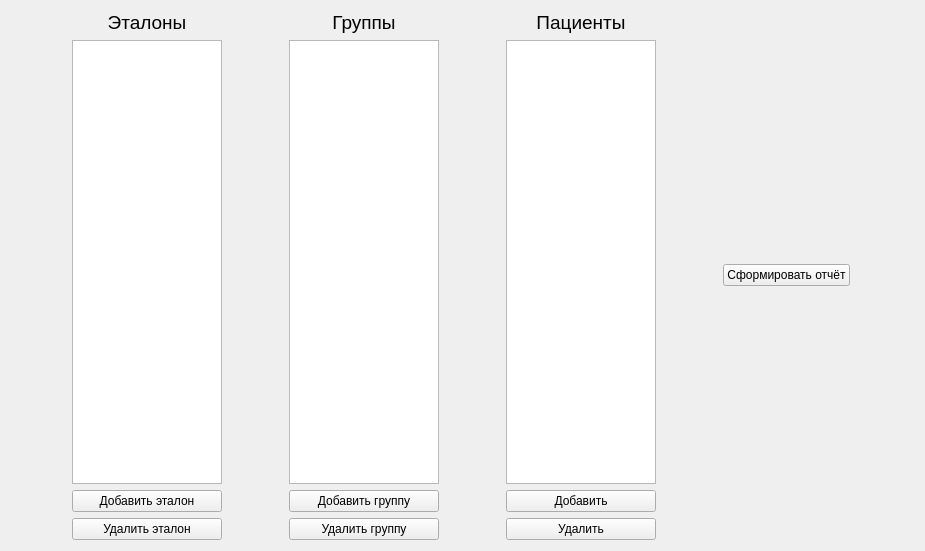
Old version of the form src/main/python/ui/form.ui in the repository podkidyshev/health-weather_correlation.
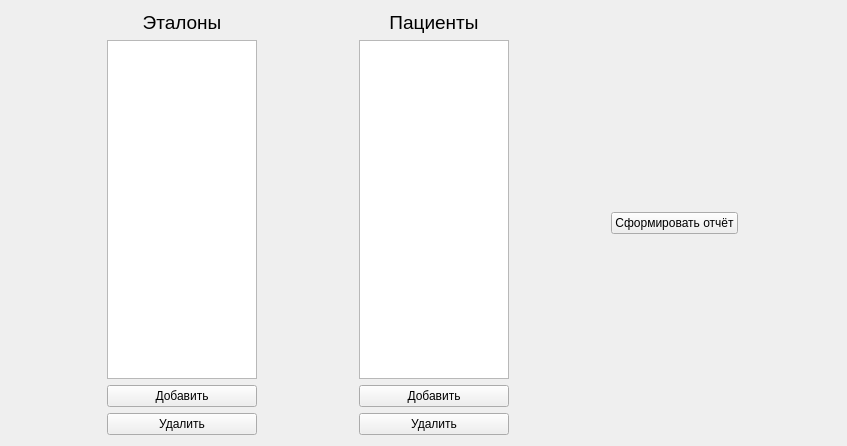
New version of the form.

Commit message: UI stabled. Fixed wrong categories order in science.CATS

What changed in the file:
```diff
--- a/src/main/python/ui/form.ui
+++ b/src/main/python/ui/form.ui
@@ -6,233 +6,246 @@
    <rect>
     <x>0</x>
     <y>0</y>
-    <width>925</width>
-    <height>551</height>
+    <width>847</width>
+    <height>446</height>
    </rect>
   </property>
   <property name="sizePolicy">
-   <sizepolicy hsizetype="Preferred" vsizetype="Expanding">
+   <sizepolicy hsizetype="Minimum" vsizetype="Expanding">
     <horstretch>0</horstretch>
     <verstretch>0</verstretch>
    </sizepolicy>
   </property>
+  <property name="maximumSize">
+   <size>
+    <width>16777215</width>
+    <height>16777215</height>
+   </size>
+  </property>
   <property name="windowTitle">
    <string>Form</string>
   </property>
-  <layout class="QGridLayout" name="gridLayout">
-   <item row="0" column="3">
-    <layout class="QVBoxLayout" name="patient_layout">
+  <layout class="QHBoxLayout" name="horizontalLayout" stretch="0,0,1">
+   <property name="sizeConstraint">
+    <enum>QLayout::SetMinimumSize</enum>
+   </property>
+   <item>
+    <layout class="QGridLayout" name="ref_layout" columnminimumwidth="0">
      <property name="sizeConstraint">
       <enum>QLayout::SetFixedSize</enum>
      </property>
-     <item>
-      <layout class="QGridLayout" name="patient_gridLayout">
-       <property name="sizeConstraint">
-        <enum>QLayout::SetFixedSize</enum>
+     <property name="horizontalSpacing">
+      <number>6</number>
+     </property>
+     <item row="1" column="0">
+      <widget class="QListWidget" name="ref_list">
+       <property name="sizePolicy">
+        <sizepolicy hsizetype="Minimum" vsizetype="Expanding">
+         <horstretch>0</horstretch>
+         <verstretch>0</verstretch>
+        </sizepolicy>
        </property>
-       <item row="0" column="0">
-        <widget class="QLabel" name="patient_label">
-         <property name="font">
-          <font>
-           <pointsize>14</pointsize>
-          </font>
-         </property>
-         <property name="text">
-          <string>Пациенты</string>
-         </property>
-         <property name="alignment">
-          <set>Qt::AlignCenter</set>
-         </property>
-        </widget>
-       </item>
-       <item row="2" column="0">
-        <widget class="QPushButton" name="add_patient_btn">
-         <property name="sizePolicy">
-          <sizepolicy hsizetype="Preferred" vsizetype="Fixed">
-           <horstretch>0</horstretch>
-           <verstretch>0</verstretch>
-          </sizepolicy>
-         </property>
-         <property name="text">
-          <string>Добавить</string>
-         </property>
-        </widget>
-       </item>
-       <item row="3" column="0">
-        <widget class="QPushButton" name="del_patient_btn">
-         <property name="text">
-          <string>Удалить</string>
-         </property>
-        </widget>
-       </item>
-       <item row="1" column="0">
-        <widget class="QListWidget" name="patient_list">
-         <property name="sizePolicy">
-          <sizepolicy hsizetype="Fixed" vsizetype="Expanding">
-           <horstretch>0</horstretch>
-           <verstretch>0</verstretch>
-          </sizepolicy>
-         </property>
-         <property name="maximumSize">
-          <size>
-           <width>150</width>
-           <height>16777215</height>
-          </size>
-         </property>
-         <property name="batchSize">
-          <number>150</number>
-         </property>
-        </widget>
-       </item>
-      </layout>
+       <property name="minimumSize">
+        <size>
+         <width>150</width>
+         <height>0</height>
+        </size>
+       </property>
+       <property name="maximumSize">
+        <size>
+         <width>150</width>
+         <height>16777215</height>
+        </size>
+       </property>
+       <property name="batchSize">
+        <number>150</number>
+       </property>
+      </widget>
      </item>
+     <item row="2" column="0">
+      <widget class="QPushButton" name="add_ref_btn">
+       <property name="sizePolicy">
+        <sizepolicy hsizetype="Minimum" vsizetype="Fixed">
+         <horstretch>0</horstretch>
+         <verstretch>0</verstretch>
+        </sizepolicy>
+       </property>
+       <property name="maximumSize">
+        <size>
+         <width>150</width>
+         <height>16777215</height>
+        </size>
+       </property>
+       <property name="text">
+        <string>Добавить</string>
+       </property>
+      </widget>
+     </item>
+     <item row="3" column="0">
+      <widget class="QPushButton" name="del_ref_btn">
+       <property name="sizePolicy">
+        <sizepolicy hsizetype="Minimum" vsizetype="Fixed">
+         <horstretch>0</horstretch>
+         <verstretch>0</verstretch>
+        </sizepolicy>
+       </property>
+       <property name="maximumSize">
+        <size>
+         <width>150</width>
+         <height>16777215</height>
+        </size>
+       </property>
+       <property name="text">
+        <string>Удалить</string>
+       </property>
+      </widget>
+     </item>
+     <item row="0" column="0">
+      <widget class="QLabel" name="ref_label">
+       <property name="sizePolicy">
+        <sizepolicy hsizetype="Minimum" vsizetype="Preferred">
+         <horstretch>0</horstretch>
+         <verstretch>0</verstretch>
+        </sizepolicy>
+       </property>
+       <property name="maximumSize">
+        <size>
+         <width>150</width>
+         <height>16777215</height>
+        </size>
+       </property>
+       <property name="font">
+        <font>
+         <pointsize>14</pointsize>
+        </font>
+       </property>
+       <property name="text">
+        <string>Эталоны</string>
+       </property>
+       <property name="alignment">
+        <set>Qt::AlignCenter</set>
+       </property>
+      </widget>
+     </item>
     </layout>
    </item>
-   <item row="0" column="4">
+   <item>
+    <layout class="QGridLayout" name="pat_layout">
+     <property name="sizeConstraint">
+      <enum>QLayout::SetFixedSize</enum>
+     </property>
+     <item row="4" column="0">
+      <widget class="QPushButton" name="del_pat_btn">
+       <property name="sizePolicy">
+        <sizepolicy hsizetype="Minimum" vsizetype="Fixed">
+         <horstretch>0</horstretch>
+         <verstretch>0</verstretch>
+        </sizepolicy>
+       </property>
+       <property name="maximumSize">
+        <size>
+         <width>150</width>
+         <height>16777215</height>
+        </size>
+       </property>
+       <property name="text">
+        <string>Удалить</string>
+       </property>
+      </widget>
+     </item>
+     <item row="3" column="0">
+      <widget class="QPushButton" name="add_pat_btn">
+       <property name="sizePolicy">
+        <sizepolicy hsizetype="Minimum" vsizetype="Fixed">
+         <horstretch>0</horstretch>
+         <verstretch>0</verstretch>
+        </sizepolicy>
+       </property>
+       <property name="maximumSize">
+        <size>
+         <width>150</width>
+         <height>16777215</height>
+        </size>
+       </property>
+       <property name="text">
+        <string>Добавить</string>
+       </property>
+      </widget>
+     </item>
+     <item row="2" column="0">
+      <widget class="QListWidget" name="pat_list">
+       <property name="sizePolicy">
+        <sizepolicy hsizetype="Minimum" vsizetype="Expanding">
+         <horstretch>0</horstretch>
+         <verstretch>0</verstretch>
+        </sizepolicy>
+       </property>
+       <property name="minimumSize">
+        <size>
+         <width>150</width>
+         <height>0</height>
+        </size>
+       </property>
+       <property name="maximumSize">
+        <size>
+         <width>150</width>
+         <height>16777215</height>
+        </size>
+       </property>
+       <property name="batchSize">
+        <number>150</number>
+       </property>
+      </widget>
+     </item>
+     <item row="1" column="0">
+      <widget class="QLabel" name="pat_label">
+       <property name="sizePolicy">
+        <sizepolicy hsizetype="Minimum" vsizetype="Preferred">
+         <horstretch>0</horstretch>
+         <verstretch>0</verstretch>
+        </sizepolicy>
+       </property>
+       <property name="maximumSize">
+        <size>
+         <width>150</width>
+         <height>16777215</height>
+        </size>
+       </property>
+       <property name="font">
+        <font>
+         <pointsize>14</pointsize>
+        </font>
+       </property>
+       <property name="text">
+        <string>Пациенты</string>
+       </property>
+       <property name="alignment">
+        <set>Qt::AlignCenter</set>
+       </property>
+      </widget>
+     </item>
+    </layout>
+   </item>
+   <item>
     <layout class="QVBoxLayout" name="data_layout">
-     <item>
-      <layout class="QGridLayout" name="report_layout">
-       <property name="sizeConstraint">
-        <enum>QLayout::SetMaximumSize</enum>
-       </property>
-       <item row="0" column="0">
-        <widget class="QPushButton" name="report_btn">
-         <property name="sizePolicy">
-          <sizepolicy hsizetype="Fixed" vsizetype="Fixed">
-           <horstretch>0</horstretch>
-           <verstretch>0</verstretch>
-          </sizepolicy>
-         </property>
-         <property name="text">
-          <string>Сформировать отчёт</string>
-         </property>
-        </widget>
-       </item>
-      </layout>
-     </item>
-    </layout>
-   </item>
-   <item row="0" column="1">
-    <layout class="QVBoxLayout" name="group_layout">
      <property name="sizeConstraint">
-      <enum>QLayout::SetFixedSize</enum>
+      <enum>QLayout::SetMaximumSize</enum>
      </property>
-     <item>
-      <layout class="QGridLayout" name="group_gridLayout">
-       <property name="sizeConstraint">
-        <enum>QLayout::SetFixedSize</enum>
-       </property>
-       <item row="2" column="0">
-        <widget class="QPushButton" name="add_group_btn">
-         <property name="text">
-          <string>Добавить группу</string>
-         </property>
-        </widget>
-       </item>
-       <item row="1" column="0">
-        <widget class="QListWidget" name="group_list">
-         <property name="sizePolicy">
-          <sizepolicy hsizetype="Fixed" vsizetype="Expanding">
-           <horstretch>0</horstretch>
-           <verstretch>0</verstretch>
-          </sizepolicy>
-         </property>
-         <property name="maximumSize">
-          <size>
-           <width>150</width>
-           <height>16777215</height>
-          </size>
-         </property>
-         <property name="batchSize">
-          <number>150</number>
-         </property>
-        </widget>
-       </item>
-       <item row="3" column="0">
-        <widget class="QPushButton" name="del_group_btn">
-         <property name="text">
-          <string>Удалить группу</string>
-         </property>
-        </widget>
-       </item>
-       <item row="0" column="0">
-        <widget class="QLabel" name="group_label">
-         <property name="font">
-          <font>
-           <pointsize>14</pointsize>
-          </font>
-         </property>
-         <property name="text">
-          <string>Группы</string>
-         </property>
-         <property name="alignment">
-          <set>Qt::AlignCenter</set>
-         </property>
-        </widget>
-       </item>
-      </layout>
-     </item>
-    </layout>
-   </item>
-   <item row="0" column="0">
-    <layout class="QVBoxLayout" name="ref_layout">
-     <property name="sizeConstraint">
-      <enum>QLayout::SetFixedSize</enum>
+     <property name="leftMargin">
+      <number>0</number>
      </property>
      <item>
-      <layout class="QGridLayout" name="ref_gridLayout">
-       <property name="sizeConstraint">
-        <enum>QLayout::SetFixedSize</enum>
+      <widget class="QPushButton" name="report_btn">
+       <property name="sizePolicy">
+        <sizepolicy hsizetype="Fixed" vsizetype="Fixed">
+         <horstretch>0</horstretch>
+         <verstretch>0</verstretch>
+        </sizepolicy>
        </property>
-       <item row="1" column="0">
-        <widget class="QListWidget" name="ref_list">
-         <property name="sizePolicy">
-          <sizepolicy hsizetype="Fixed" vsizetype="Expanding">
-           <horstretch>0</horstretch>
-           <verstretch>0</verstretch>
-          </sizepolicy>
-         </property>
-         <property name="maximumSize">
-          <size>
-           <width>150</width>
-           <height>16777215</height>
-          </size>
-         </property>
-         <property name="batchSize">
-          <number>150</number>
-         </property>
-        </widget>
-       </item>
-       <item row="2" column="0">
-        <widget class="QPushButton" name="add_ref_btn">
-         <property name="text">
-          <string>Добавить эталон</string>
-         </property>
-        </widget>
-       </item>
-       <item row="3" column="0">
-        <widget class="QPushButton" name="del_ref_btn">
-         <property name="text">
-          <string>Удалить эталон</string>
-         </property>
-        </widget>
-       </item>
-       <item row="0" column="0">
-        <widget class="QLabel" name="ref_label">
-         <property name="font">
-          <font>
-           <pointsize>14</pointsize>
-          </font>
-         </property>
-         <property name="text">
-          <string>Эталоны</string>
-         </property>
-         <property name="alignment">
-          <set>Qt::AlignCenter</set>
-         </property>
-        </widget>
-       </item>
-      </layout>
+       <property name="text">
+        <string>Сформировать отчёт</string>
+       </property>
+      </widget>
      </item>
     </layout>
    </item>
```
The commit also changes 3 other files.
